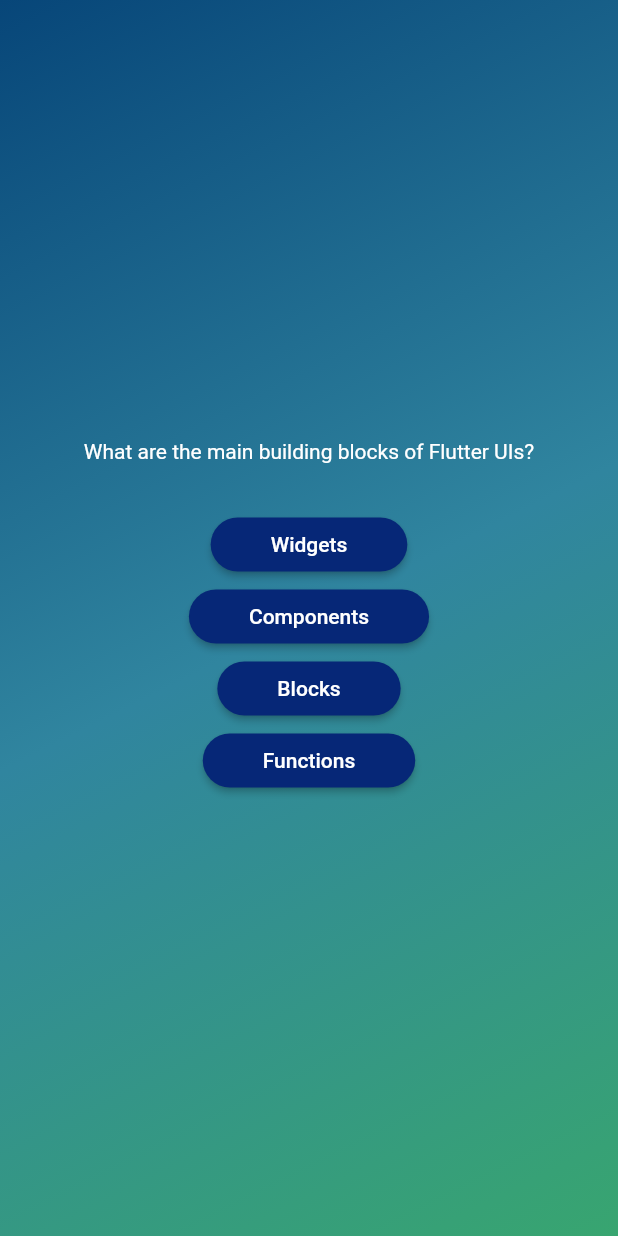
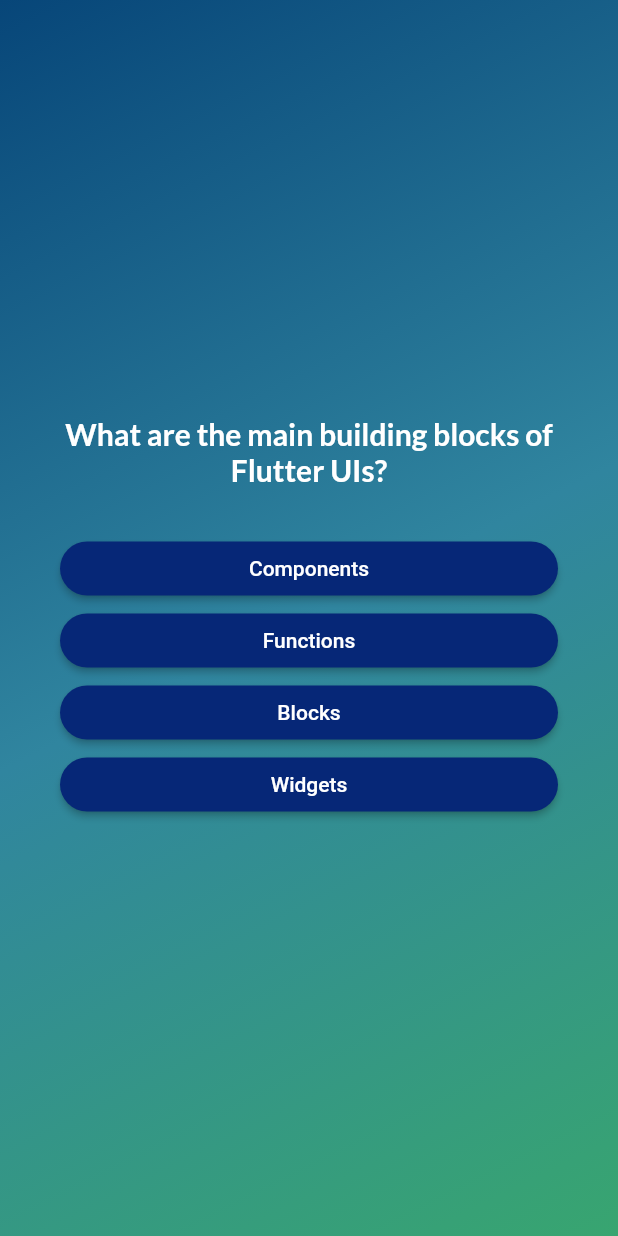
Before and after one commit to PratyushSingh18/Learning_Flutter, a Flutter app: the screen it shows after launch, after a tap on "-Start Quiz-", on a phone screen of 412 x 824 dp. Run offline on Flutter 3.47's test engine with Material 2 defaults, Android fonts, the phone set to English and light mode, and no system bars; our stand-ins replace google_fonts.

Commit message:
Important updates

```diff
--- a/Second/lib/answer_button.dart
+++ b/Second/lib/answer_button.dart
@@ -21,7 +21,10 @@ class AnswerButton extends StatelessWidget {
           borderRadius: BorderRadius.circular(40.0),
         ),
       ),
-      child: Text(answer),
+      child: Text(
+        answer,
+        textAlign: TextAlign.center,
+      ),
     );
   }
 }
--- a/Second/lib/model/quiz_questions.dart
+++ b/Second/lib/model/quiz_questions.dart
@@ -2,4 +2,10 @@ class QuizQuestion {
   const QuizQuestion(this.question, this.answers);
   final String question;
   final List<String> answers;
+
+  List<String> getShuffledAnswers() {
+    final shuffled = List.of(answers);
+    shuffled.shuffle();
+    return shuffled;
+  }
 }
--- a/Second/lib/questions_screen.dart
+++ b/Second/lib/questions_screen.dart
@@ -2,6 +2,7 @@ import 'package:first_project/answer_button.dart';
 //import 'package:first_project/text.dart';
 import 'package:flutter/material.dart';
 import 'package:first_project/data/questions.dart';
+import 'package:google_fonts/google_fonts.dart';
 
 class QuestionsScreen extends StatefulWidget {
   const QuestionsScreen({super.key});
@@ -46,41 +47,62 @@ class QuestionsScreen extends StatefulWidget {
 // }
 
 class _QuestionsScreenState extends State<QuestionsScreen> {
+  var currentQuestionIndex = 0;
+  void questionIndex() {
+    setState(
+      () {
+        currentQuestionIndex++;
+      },
+    );
+  }
+
   @override
   Widget build(context) {
-    final currentQuestion = questions[0];
+    final currentQuestion = questions[currentQuestionIndex];
     return SizedBox(
       width: double.infinity,
+      child: Container(
+        margin: const EdgeInsets.all(40.0),
         child: Column(
           //mainAxisSize: MainAxisSize.min,
           mainAxisAlignment: MainAxisAlignment.center,
+          crossAxisAlignment: CrossAxisAlignment.stretch,
           children: [
             Text(
               currentQuestion.question,
-            style: const TextStyle(
-              color: Colors.white,
+              style: GoogleFonts.lato(
+                color: const Color.fromARGB(255, 255, 255, 255),
+                fontWeight: FontWeight.bold,
+                fontSize: 20,
               ),
+              textAlign: TextAlign.center,
             ),
             const SizedBox(
               height: 30.0,
             ),
-          AnswerButton(
-            currentQuestion.answers[0],
-            () {},
+            ...currentQuestion.getShuffledAnswers().map(
+              (answer) {
+                return AnswerButton(answer, questionIndex);
+              },
+            ), //[This is mapping which converts list to a list of new datatype which we want, this won't change the initial list, instead both will coexist in the memory but the children element will not take list as an input rather it wants a widget and (...) this is spread operator which transforms the list to a comma seperated value.]
+            // AnswerButton(
+            //   currentQuestion.answers[0],
+            //   () {},
+            // ),
+            // AnswerButton(
+            //   currentQuestion.answers[1],
+            //   () {},
+            // ),
+            // AnswerButton(
+            //   currentQuestion.answers[2],
+            //   () {},
+            // ),
+            // AnswerButton(
+            //   currentQuestion.answers[3],
+            //   () {},
+            // ),
+          ],
         ),
-          AnswerButton(
-            currentQuestion.answers[1],
-            () {},
-          ),
-          AnswerButton(
-            currentQuestion.answers[2],
-            () {},
-          ),
-          AnswerButton(
-            currentQuestion.answers[3],
-            () {},
-          ),
-        ],
       ),
     );
   }
--- a/Second/pubspec.yaml
+++ b/Second/pubspec.yaml
@@ -35,6 +35,7 @@ dependencies:
   # The following adds the Cupertino Icons font to your application.
   # Use with the CupertinoIcons class for iOS style icons.
   cupertino_icons: ^1.0.2
+  google_fonts: ^6.1.0
 
 dev_dependencies:
   flutter_test:
```
Also changed, not shown: Second/pubspec.lock, 1 other file. Lines whose indentation alone changed are shown as unchanged.
